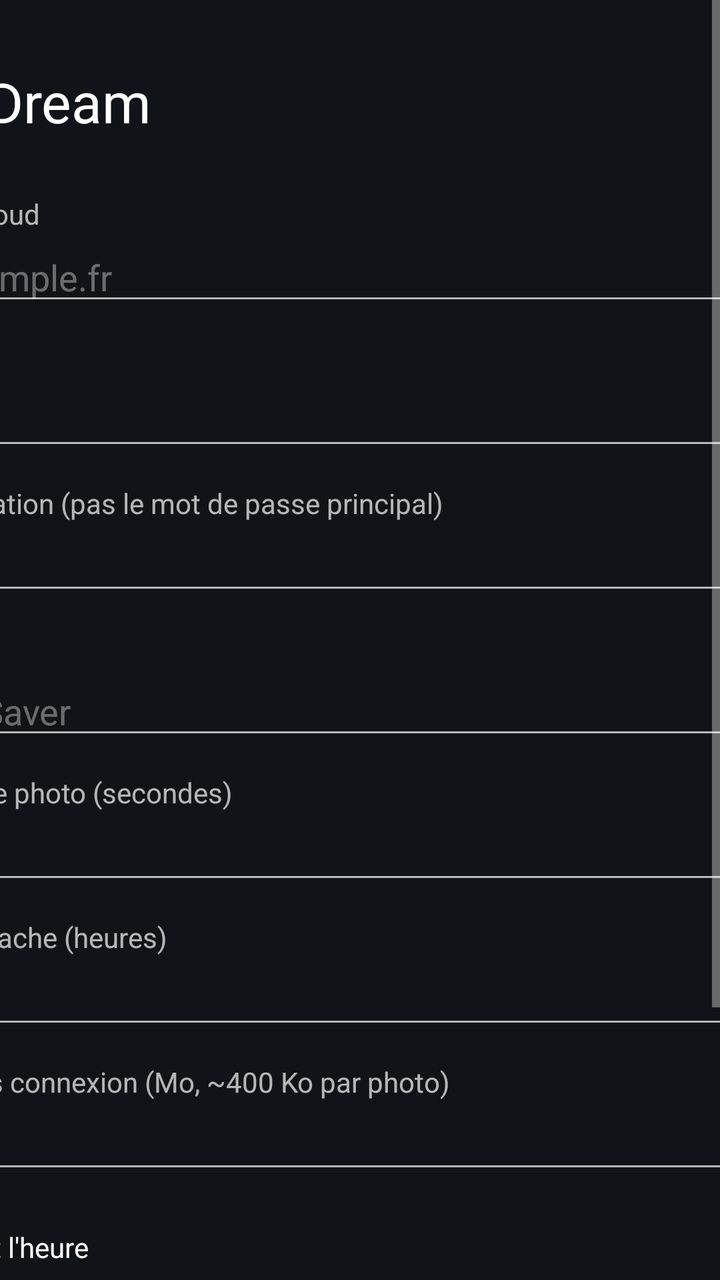
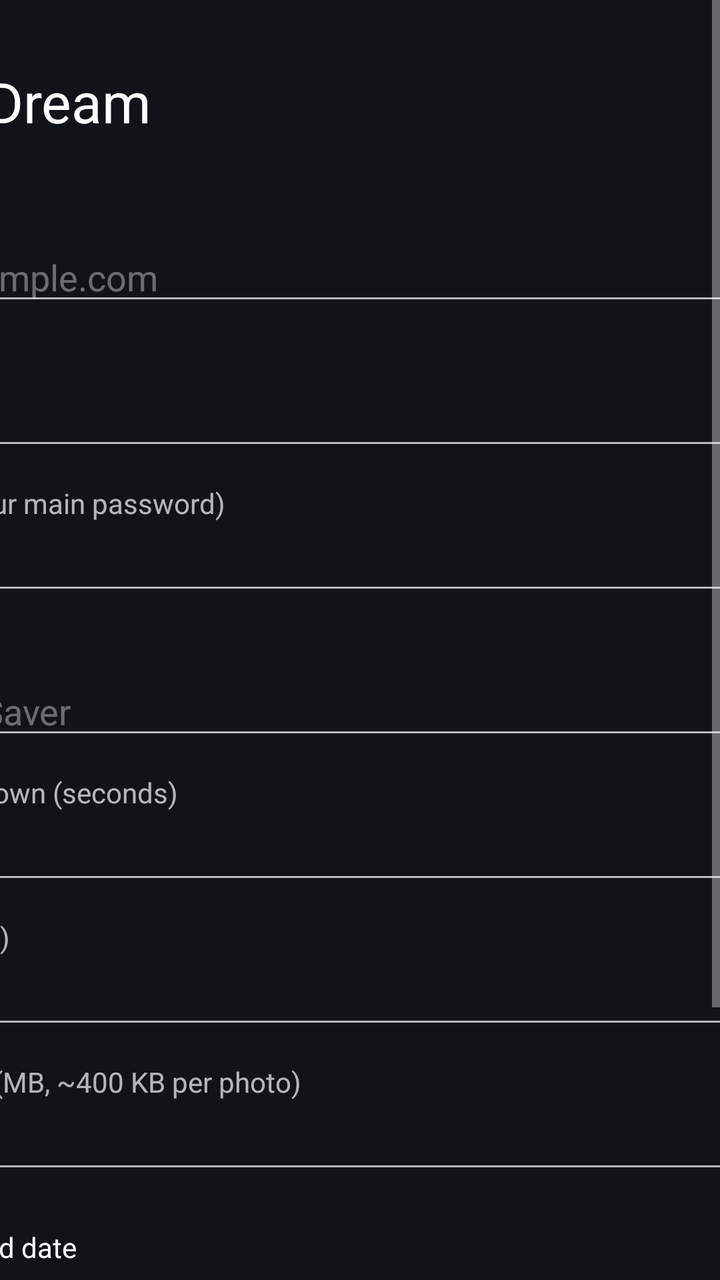

An Android layout rendered at two revisions. The XML below is the earlier revision; the diff shows what the commit changed to produce the second picture.
<!-- AndroidManifest.xml: application theme Theme.NextcloudDream -->
<!-- res/layout/activity_main.xml -->
<?xml version="1.0" encoding="utf-8"?>
<ScrollView xmlns:android="http://schemas.android.com/apk/res/android"
    android:layout_width="match_parent"
    android:layout_height="match_parent"
    android:background="#101418">

    <LinearLayout
        android:layout_width="640dp"
        android:layout_height="wrap_content"
        android:layout_gravity="center_horizontal"
        android:orientation="vertical"
        android:paddingVertical="32dp">

        <TextView
            style="@style/ConfigTitle"
            android:text="@string/app_name" />

        <TextView
            style="@style/ConfigLabel"
            android:text="@string/config_server_url" />
        <EditText
            android:id="@+id/server_url"
            style="@style/ConfigField"
            android:hint="https://cloud.exemple.fr"
            android:inputType="textUri" />

        <TextView
            style="@style/ConfigLabel"
            android:text="@string/config_username" />
        <EditText
            android:id="@+id/username"
            style="@style/ConfigField"
            android:inputType="text" />

        <TextView
            style="@style/ConfigLabel"
            android:text="@string/config_app_password" />
        <EditText
            android:id="@+id/app_password"
            style="@style/ConfigField"
            android:inputType="textPassword" />

        <TextView
            style="@style/ConfigLabel"
            android:text="@string/config_folder" />
        <EditText
            android:id="@+id/folder_path"
            style="@style/ConfigField"
            android:hint="/Photos/ScreenSaver"
            android:inputType="text" />

        <TextView
            style="@style/ConfigLabel"
            android:text="@string/config_slide_interval" />
        <EditText
            android:id="@+id/slide_interval"
            style="@style/ConfigField"
            android:inputType="number" />

        <TextView
            style="@style/ConfigLabel"
            android:text="@string/config_sync_interval" />
        <EditText
            android:id="@+id/sync_interval"
            style="@style/ConfigField"
            android:inputType="number" />

        <TextView
            style="@style/ConfigLabel"
            android:text="@string/config_max_cache" />
        <EditText
            android:id="@+id/max_cache"
            style="@style/ConfigField"
            android:inputType="number" />

        <CheckBox
            android:id="@+id/show_clock"
            android:layout_width="wrap_content"
            android:layout_height="wrap_content"
            android:layout_marginTop="16dp"
            android:text="@string/config_show_clock"
            android:textColor="#FFFFFF" />

        <CheckBox
            android:id="@+id/show_photo_info"
            android:layout_width="wrap_content"
            android:layout_height="wrap_content"
            android:text="@string/config_show_photo_info"
            android:textColor="#FFFFFF" />

        <LinearLayout
            android:layout_width="match_parent"
            android:layout_height="wrap_content"
            android:layout_marginTop="24dp"
            android:orientation="horizontal">

            <Button
                android:id="@+id/save_button"
                android:layout_width="0dp"
                android:layout_height="wrap_content"
                android:layout_weight="1"
                android:text="@string/config_save" />

            <Button
                android:id="@+id/test_button"
                android:layout_width="0dp"
                android:layout_height="wrap_content"
                android:layout_marginStart="16dp"
                android:layout_weight="1"
                android:text="@string/config_test" />
        </LinearLayout>

        <TextView
            android:id="@+id/status"
            android:layout_width="match_parent"
            android:layout_height="wrap_content"
            android:layout_marginTop="16dp"
            android:textColor="#B0FFFFFF"
            android:textSize="16sp" />
    </LinearLayout>
</ScrollView>
<!-- resources referenced by this layout -->
<resources>
  <string name="app_name">Nextcloud Dream</string>
  <string name="config_app_password">Mot de passe d\'application (pas le mot de passe principal)</string>
  <string name="config_folder">Dossier de photos</string>
  <string name="config_max_cache">Cache de secours hors connexion (Mo, ~400 Ko par photo)</string>
  <string name="config_save">Enregistrer et synchroniser</string>
  <string name="config_server_url">URL du serveur Nextcloud</string>
  <string name="config_show_clock">Afficher la date et l\'heure</string>
  <string name="config_show_photo_info">Afficher la date et le lieu de la photo</string>
  <string name="config_slide_interval">Durée d\'affichage d\'une photo (secondes)</string>
  <string name="config_sync_interval">Rafraîchissement du cache (heures)</string>
  <string name="config_test">Tester la connexion</string>
  <string name="config_username">Identifiant</string>
  <style name="ConfigField">
          <item name="android:layout_width">match_parent</item>
          <item name="android:layout_height">wrap_content</item>
          <item name="android:textColor">#FFFFFF</item>
          <item name="android:textColorHint">#60FFFFFF</item>
          <item name="android:importantForAutofill">no</item>
          <item name="android:singleLine">true</item>
      </style>
  <style name="ConfigLabel">
          <item name="android:layout_width">wrap_content</item>
          <item name="android:layout_height">wrap_content</item>
          <item name="android:layout_marginTop">12dp</item>
          <item name="android:textColor">#B0FFFFFF</item>
          <item name="android:textSize">14sp</item>
      </style>
  <style name="ConfigTitle">
          <item name="android:layout_width">wrap_content</item>
          <item name="android:layout_height">wrap_content</item>
          <item name="android:layout_marginBottom">16dp</item>
          <item name="android:textColor">#FFFFFF</item>
          <item name="android:textSize">28sp</item>
      </style>
  <style name="Theme.NextcloudDream" parent="Theme.AppCompat.NoActionBar">
          <item name="android:windowBackground">@android:color/black</item>
          <item name="colorAccent">#0082C9</item>
      </style>
</resources>

<!-- the commit's change to res/layout/activity_main.xml (unified diff, before → after) -->
@@ -21,7 +21,7 @@
         <EditText
             android:id="@+id/server_url"
             style="@style/ConfigField"
-            android:hint="https://cloud.exemple.fr"
+            android:hint="@string/config_server_url_hint"
             android:inputType="textUri" />
 
         <TextView
@@ -46,7 +46,7 @@
         <EditText
             android:id="@+id/folder_path"
             style="@style/ConfigField"
-            android:hint="/Photos/ScreenSaver"
+            android:hint="@string/config_folder_hint"
             android:inputType="text" />
 
         <TextView
<!-- resource entries referenced after the edit -->
@@ -1,17 +1,19 @@
 <!-- resources referenced by this layout -->
 <resources>
-  <string name="app_name">Nextcloud Dream</string>
-  <string name="config_app_password">Mot de passe d\'application (pas le mot de passe principal)</string>
-  <string name="config_folder">Dossier de photos</string>
-  <string name="config_max_cache">Cache de secours hors connexion (Mo, ~400 Ko par photo)</string>
-  <string name="config_save">Enregistrer et synchroniser</string>
-  <string name="config_server_url">URL du serveur Nextcloud</string>
-  <string name="config_show_clock">Afficher la date et l\'heure</string>
-  <string name="config_show_photo_info">Afficher la date et le lieu de la photo</string>
-  <string name="config_slide_interval">Durée d\'affichage d\'une photo (secondes)</string>
-  <string name="config_sync_interval">Rafraîchissement du cache (heures)</string>
-  <string name="config_test">Tester la connexion</string>
-  <string name="config_username">Identifiant</string>
+  <string name="app_name" translatable="false">Nextcloud Dream</string>
+  <string name="config_app_password">App password (not your main password)</string>
+  <string name="config_folder">Photo folder</string>
+  <string name="config_folder_hint" translatable="false">/Photos/ScreenSaver</string>
+  <string name="config_max_cache">Offline fallback cache (MB, ~400 KB per photo)</string>
+  <string name="config_save">Save and sync</string>
+  <string name="config_server_url">Nextcloud server URL</string>
+  <string name="config_server_url_hint">https://cloud.example.com</string>
+  <string name="config_show_clock">Show the time and date</string>
+  <string name="config_show_photo_info">Show where and when the photo was taken</string>
+  <string name="config_slide_interval">Time each photo is shown (seconds)</string>
+  <string name="config_sync_interval">Refresh interval (hours)</string>
+  <string name="config_test">Test connection</string>
+  <string name="config_username">Username</string>
   <style name="ConfigField">
           <item name="android:layout_width">match_parent</item>
           <item name="android:layout_height">wrap_content</item>
